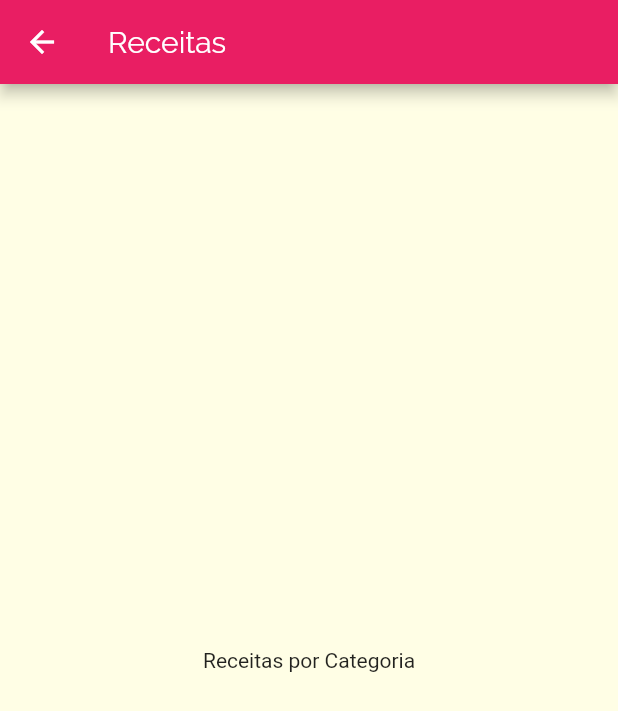
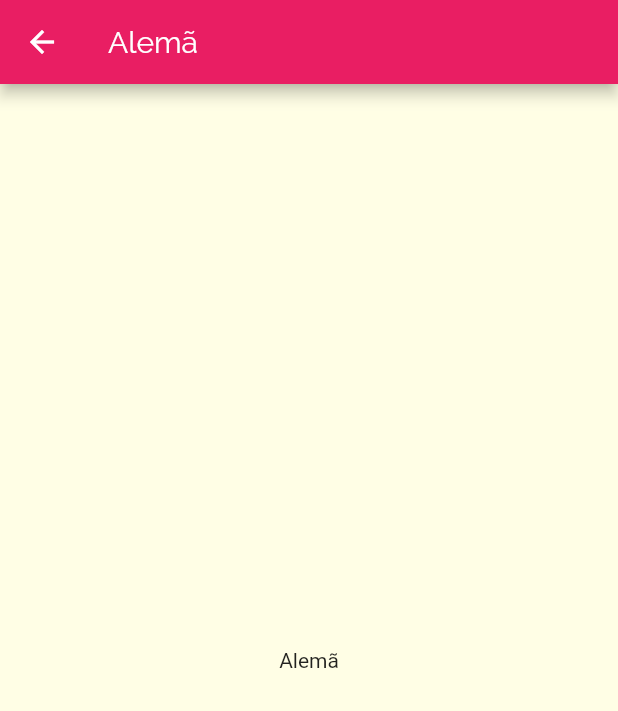
Before and after one commit to maycon7rocha/meals, a Flutter app: the screen it shows after launch, after a tap on "Alemã", on a phone screen of 412 x 824 dp. Shown: the top 711 px of the screen. Run offline on Flutter 3.47's test engine with Material 2 defaults, Android fonts, the phone set to English and light mode, and no system bars.

Commit message:
aula 173 - passando informação para outra tela

```diff
--- a/lib/components/category_item.dart
+++ b/lib/components/category_item.dart
@@ -11,7 +11,7 @@ class CategoryItem extends StatelessWidget {
     Navigator.of(context).push(
       MaterialPageRoute(
         builder: (_) {
-          return CategoriesMealsScreen();
+          return CategoriesMealsScreen(category);
         },
       ),
     );
--- a/lib/screens/categories_meals_screen.dart
+++ b/lib/screens/categories_meals_screen.dart
@@ -1,16 +1,18 @@
 import 'package:flutter/material.dart';
+import 'package:meals/models/category.dart';
 
 class CategoriesMealsScreen extends StatelessWidget {
-  const CategoriesMealsScreen({Key key}) : super(key: key);
+  final Category category;
+  const CategoriesMealsScreen(this.category);
 
   @override
   Widget build(BuildContext context) {
     return Scaffold(
       appBar: AppBar(
-        title: Text('Receitas'),
+        title: Text(category.title),
       ),
       body: Center(
-        child: Text('Receitas por Categoria'),
+        child: Text(category.title),
       ),
     );
   }
```
